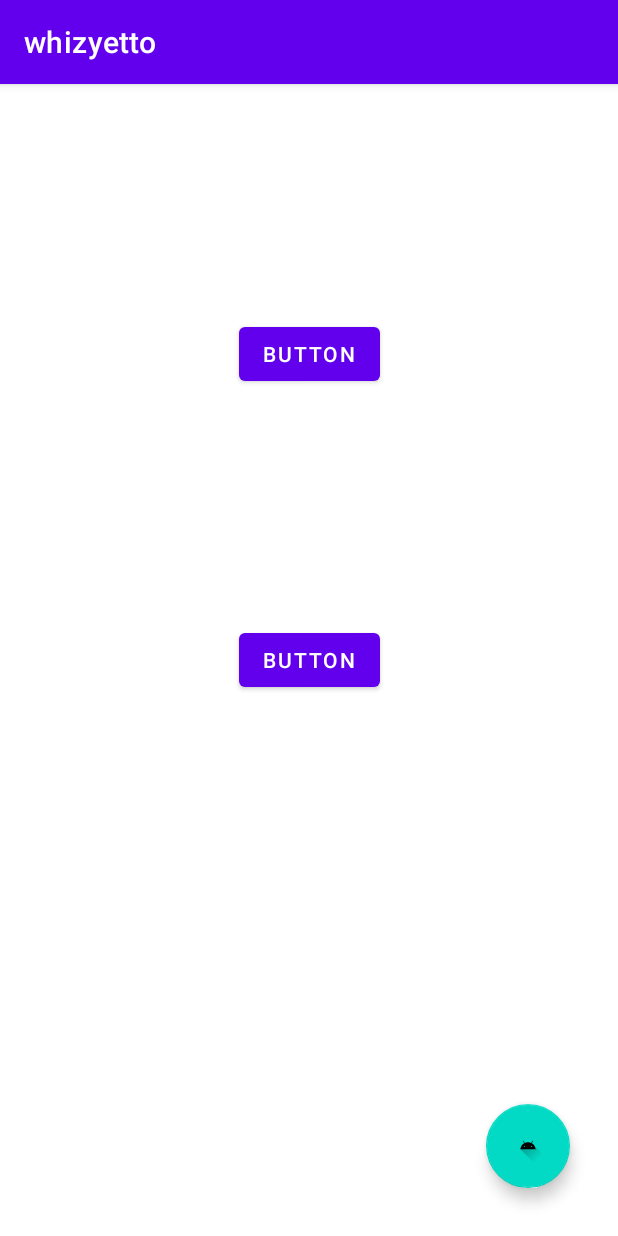
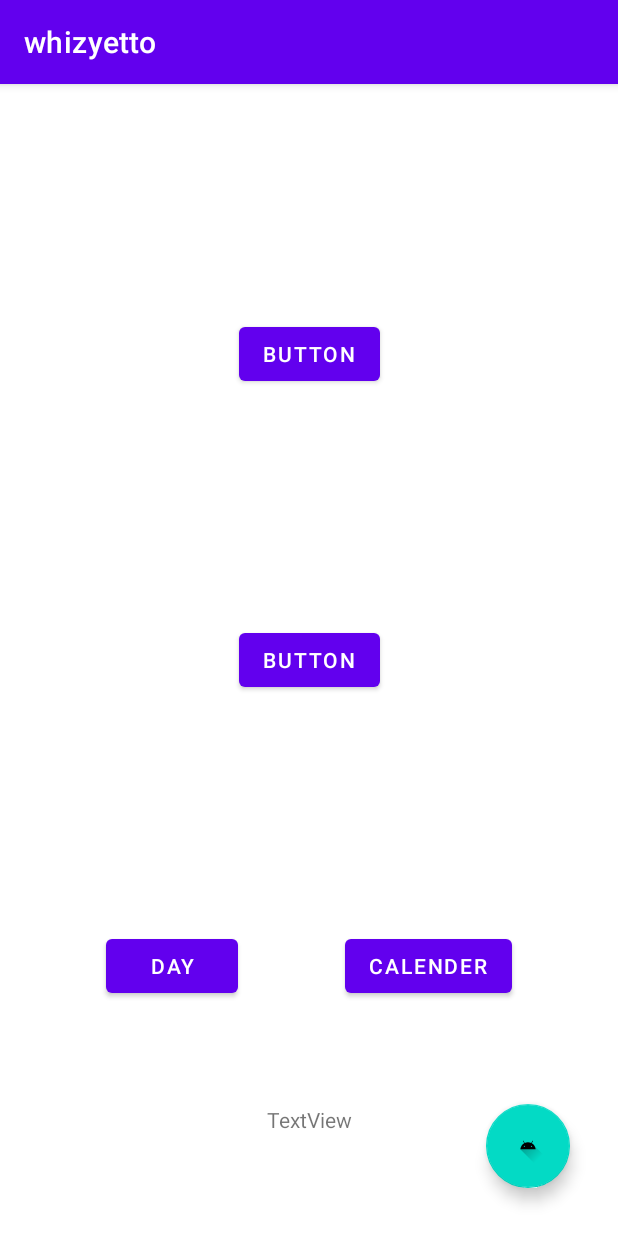
Before and after one commit to harutiro/whizyetto, an Android app: the screen it shows after launch (MainActivity), on a phone screen of 412 x 824 dp. Run offline under Robolectric (Android 15) with nearby library versions, the phone set to English and light mode, and no system bars.

```diff
--- a/app/src/main/res/layout/activity_main.xml
+++ b/app/src/main/res/layout/activity_main.xml
@@ -36,4 +36,36 @@
         app:layout_constraintBottom_toBottomOf="parent"
         app:layout_constraintEnd_toEndOf="parent"
         app:srcCompat="@drawable/ic_launcher_foreground" />
+
+    <Button
+        android:id="@+id/button3"
+        android:layout_width="wrap_content"
+        android:layout_height="wrap_content"
+        android:text="day"
+        app:layout_constraintBottom_toBottomOf="parent"
+        app:layout_constraintEnd_toStartOf="@+id/button4"
+        app:layout_constraintHorizontal_bias="0.275"
+        app:layout_constraintStart_toStartOf="parent"
+        app:layout_constraintTop_toBottomOf="@+id/button"
+        app:layout_constraintVertical_bias="0.501" />
+
+    <TextView
+        android:id="@+id/textView"
+        android:layout_width="wrap_content"
+        android:layout_height="wrap_content"
+        android:text="TextView"
+        app:layout_constraintBottom_toBottomOf="parent"
+        app:layout_constraintEnd_toEndOf="parent"
+        app:layout_constraintStart_toStartOf="parent"
+        app:layout_constraintTop_toBottomOf="@+id/button3" />
+
+    <Button
+        android:id="@+id/button4"
+        android:layout_width="wrap_content"
+        android:layout_height="wrap_content"
+        android:text="calender"
+        app:layout_constraintBottom_toBottomOf="parent"
+        app:layout_constraintEnd_toEndOf="parent"
+        app:layout_constraintStart_toEndOf="@+id/button3"
+        app:layout_constraintTop_toBottomOf="@+id/button" />
 </androidx.constraintlayout.widget.ConstraintLayout>
```
Also changed, not shown: app/src/main/java/app/makino/harutiro/whizyetto/MainActivity.kt (+61 -0 lines).
